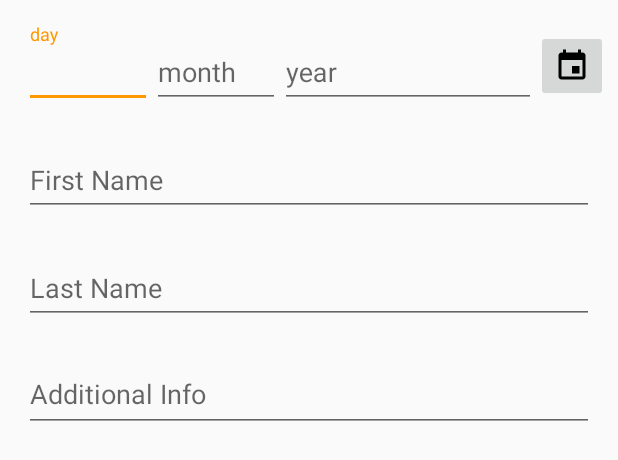
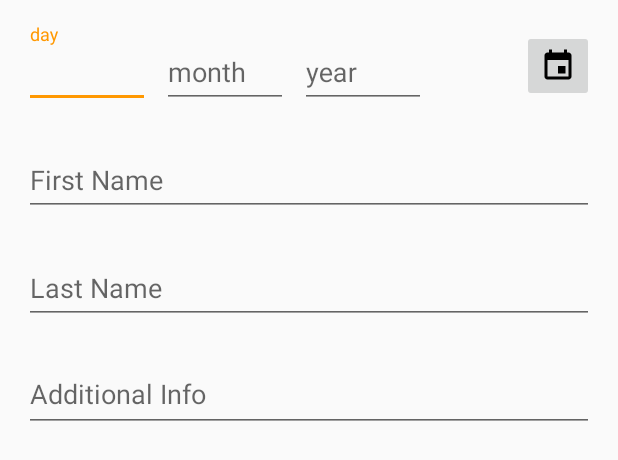
Before and after one commit to magnox/birthdays, an Android app: the layout activity_add.xml on its own in the app's theme, with its tools: preview values and no code run, on a phone screen of 412 x 824 dp. Shown: the top 460 px of the screen. Run offline under Robolectric (Android 15) with nearby library versions, the phone set to English and light mode, and no system bars.

Commit message:
adjust layout of add activity

```diff
--- a/app/src/main/res/layout/activity_add.xml
+++ b/app/src/main/res/layout/activity_add.xml
@@ -12,12 +12,14 @@
 
         <LinearLayout
             android:id="@+id/linearLayout"
-            android:layout_width="wrap_content"
+            android:layout_width="match_parent"
             android:layout_height="wrap_content"
             android:layout_marginStart="16dp"
             android:layout_marginTop="16dp"
+            android:layout_marginEnd="16dp"
             android:gravity="center_vertical"
             android:orientation="horizontal"
+            app:layout_constraintEnd_toEndOf="parent"
             app:layout_constraintStart_toStartOf="parent"
             app:layout_constraintTop_toTopOf="parent">
 
@@ -28,9 +30,8 @@
 
                 <com.google.android.material.textfield.TextInputEditText
                     android:id="@+id/et_day"
-                    android:layout_width="wrap_content"
+                    android:layout_width="match_parent"
                     android:layout_height="wrap_content"
-                    android:ems="4"
                     android:hint="@string/add_day_hint"
                     android:inputType="date" />
             </com.google.android.material.textfield.TextInputLayout>
@@ -38,13 +39,13 @@
             <com.google.android.material.textfield.TextInputLayout
                 android:layout_width="wrap_content"
                 android:layout_height="wrap_content"
+                android:layout_marginStart="8dp"
                 android:layout_weight="1">
 
                 <com.google.android.material.textfield.TextInputEditText
                     android:id="@+id/et_month"
-                    android:layout_width="wrap_content"
+                    android:layout_width="match_parent"
                     android:layout_height="wrap_content"
-                    android:ems="4"
                     android:hint="@string/add_month_hint"
                     android:inputType="date" />
             </com.google.android.material.textfield.TextInputLayout>
@@ -52,22 +53,26 @@
             <com.google.android.material.textfield.TextInputLayout
                 android:layout_width="wrap_content"
                 android:layout_height="wrap_content"
+                android:layout_marginStart="8dp"
                 android:layout_weight="1">
 
                 <com.google.android.material.textfield.TextInputEditText
                     android:id="@+id/et_year"
-                    android:layout_width="wrap_content"
+                    android:layout_width="match_parent"
                     android:layout_height="wrap_content"
-                    android:ems="8"
                     android:hint="@string/add_year_hint"
                     android:inputType="date" />
             </com.google.android.material.textfield.TextInputLayout>
+
+            <Space
+                android:layout_width="wrap_content"
+                android:layout_height="wrap_content"
+                android:layout_weight="1" />
 
             <ImageButton
                 android:id="@+id/btn_calendar"
                 android:layout_width="@dimen/clickable_area"
                 android:layout_height="@dimen/clickable_area"
-                android:layout_weight="1"
                 app:srcCompat="@drawable/ic_event_black_24dp" />
         </LinearLayout>
 
```
